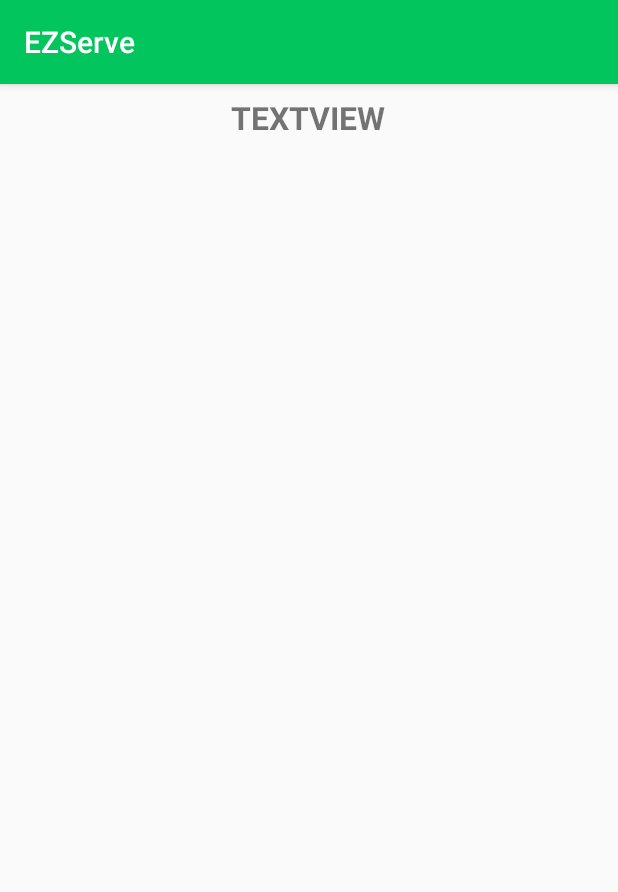
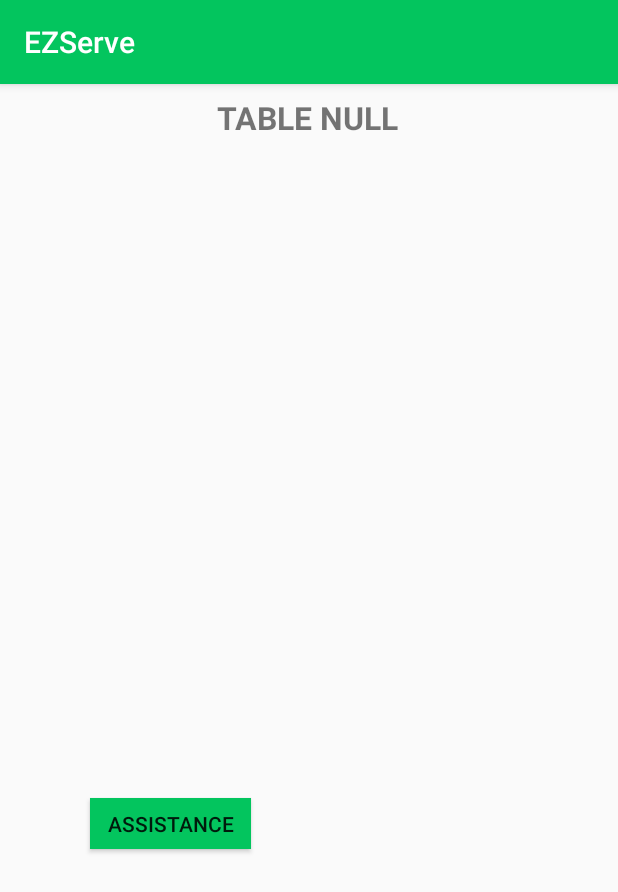
Before and after one commit to mbarbier9/EZServe, an Android app: the screen it shows after launch once a user with an empty profile is signed in (TableMain), after a tap on "SCAN QR", on a phone screen of 412 x 824 dp. Shown: the top 892 px of the screen. Run offline under Robolectric (Android 15) with nearby library versions, the phone set to English and light mode, and no system bars; our stand-ins replace Firebase (no records; nobody signed in at launch, a user with empty details on screens opened directly).

Commit message:
Added assistance functionality

```diff
--- a/app/src/main/java/com/example/ezserve/CustomerMainActivity.java
+++ b/app/src/main/java/com/example/ezserve/CustomerMainActivity.java
@@ -38,9 +38,9 @@ public class CustomerMainActivity extends AppCompatActivity implements View.OnCl
     private FirebaseAuth firebaseAuth;
     private Button signOut, scanQR;
     private TextView welcomeText;
-    private DatabaseReference ref, billRef, tableRef;
+     DatabaseReference ref, billRef, tableRef;
     private FirebaseDatabase firebaseDatabase;
-    private String userId;
+    public static String userId, tableReferenceString;
     private userCustomer userCustomer;
     private ArrayList<String> billList;
     private ArrayAdapter<String> adapterR;
@@ -56,6 +56,7 @@ public class CustomerMainActivity extends AppCompatActivity implements View.OnCl
         ref = firebaseDatabase.getInstance().getReference("Users").child(userId);
         tableRef = firebaseDatabase.getInstance().getReference("Connection");
         billRef = firebaseDatabase.getInstance().getReference("Users").child(userId).child("Bills");
+        tableReferenceString = "42019";
 
         userCustomer = new userCustomer();
 
@@ -118,13 +119,12 @@ public class CustomerMainActivity extends AppCompatActivity implements View.OnCl
         });
     }
 
-    public void scanCode(){
-        tableRef.addValueEventListener(new ValueEventListener() {
+    public void compareCode(){
+        tableRef.addListenerForSingleValueEvent(new ValueEventListener() {
             @Override
             public void onDataChange(@NonNull DataSnapshot dataSnapshot) {
-                String x = "42019";
-                if (dataSnapshot.hasChild(x)){
-                    tableRef.child(x).child("Connected Users").child(userId).setValue(true);
+                if (dataSnapshot.hasChild(tableReferenceString)){
+                    tableRef.child(tableReferenceString).child("Connected Users").child(userId).setValue(true);
                     return;
                 }
                 else{
@@ -148,7 +148,7 @@ public class CustomerMainActivity extends AppCompatActivity implements View.OnCl
             startActivity(new Intent(this, MainActivity.class));
         }
         if(view == scanQR){
-            scanCode();
+            compareCode();
             startActivity(new Intent(CustomerMainActivity.this, TableMain.class));
         }
     }
--- a/app/src/main/java/com/example/ezserve/TableMain.java
+++ b/app/src/main/java/com/example/ezserve/TableMain.java
@@ -4,9 +4,12 @@ import android.provider.ContactsContract;
 import android.support.annotation.NonNull;
 import android.support.v7.app.AppCompatActivity;
 import android.os.Bundle;
+import android.view.View;
+import android.widget.Button;
 import android.widget.EditText;
 import android.widget.TextView;
 
+import com.google.common.collect.Table;
 import com.google.firebase.auth.FirebaseAuth;
 import com.google.firebase.database.DataSnapshot;
 import com.google.firebase.database.DatabaseError;
@@ -14,13 +17,15 @@ import com.google.firebase.database.DatabaseReference;
 import com.google.firebase.database.FirebaseDatabase;
 import com.google.firebase.database.ValueEventListener;
 
-public class TableMain extends AppCompatActivity {
+public class TableMain extends AppCompatActivity implements View.OnClickListener{
 
     private FirebaseDatabase firebaseDatabase;
     private TextView tableNum;
     private FirebaseAuth firebaseAuth;
-    private String userID;
+    private String userID, tableChild;
     private DatabaseReference ref;
+    private Button assistance;
+    CustomerMainActivity cM;
 
     @Override
     protected void onCreate(Bundle savedInstanceState) {
@@ -29,7 +34,11 @@ public class TableMain extends AppCompatActivity {
 
         firebaseAuth = firebaseAuth.getInstance();
         userID = firebaseAuth.getCurrentUser().getUid();
-        ref = FirebaseDatabase.getInstance().getReference().child("Connection");
+        tableChild = cM.tableReferenceString;
+        ref = FirebaseDatabase.getInstance().getReference().child("Connection").child(tableChild);
+
+        assistance = (Button) findViewById(R.id.assistanceButton);
+        assistance.setOnClickListener(this);
 
         tableNumTitle();
 
@@ -40,12 +49,26 @@ public class TableMain extends AppCompatActivity {
         ref.addValueEventListener(new ValueEventListener() {
             @Override
             public void onDataChange(@NonNull DataSnapshot dataSnapshot) {
-                for (DataSnapshot dS : dataSnapshot.getChildren()){
-                    if(dS.child("Connected Users").hasChild(userID)){
-                        String tableN = dS.child("Table").getValue(String.class);
-                        tableNum.setText("Table " + tableN);
-                        break;
-                    }
+                String tableN = dataSnapshot.child("Table").getValue(String.class);
+                tableNum.setText("Table " + tableN);
+            }
+
+            @Override
+            public void onCancelled(@NonNull DatabaseError databaseError) {
+            }
+        });
+    }
+
+    public void requestAssistance(){
+        ref.addListenerForSingleValueEvent(new ValueEventListener() {
+            @Override
+            public void onDataChange(@NonNull DataSnapshot dataSnapshot) {
+                String status = dataSnapshot.child("Status").getValue(String.class);
+                if(status != "ON"){
+                    ref.child("Status").setValue("ON");
+                }
+                else {
+                    ref.child("Status").setValue("OFF");
                 }
             }
 
@@ -54,5 +77,13 @@ public class TableMain extends AppCompatActivity {
 
             }
         });
+
+    }
+
+    @Override
+    public void onClick(View view) {
+        if (view == assistance){
+            requestAssistance();
+        }
     }
 }
--- a/app/src/main/res/layout/activity_table_main.xml
+++ b/app/src/main/res/layout/activity_table_main.xml
@@ -19,4 +19,16 @@
         app:layout_constraintHorizontal_bias="0.498"
         app:layout_constraintStart_toStartOf="parent"
         app:layout_constraintTop_toTopOf="parent" />
+
+    <Button
+        android:id="@+id/assistanceButton"
+        android:layout_width="107dp"
+        android:layout_height="34dp"
+        android:layout_marginTop="476dp"
+        android:background="#03c55e"
+        android:text="Assistance"
+        app:layout_constraintEnd_toEndOf="parent"
+        app:layout_constraintHorizontal_bias="0.197"
+        app:layout_constraintStart_toStartOf="parent"
+        app:layout_constraintTop_toTopOf="parent" />
 </android.support.constraint.ConstraintLayout>
```
